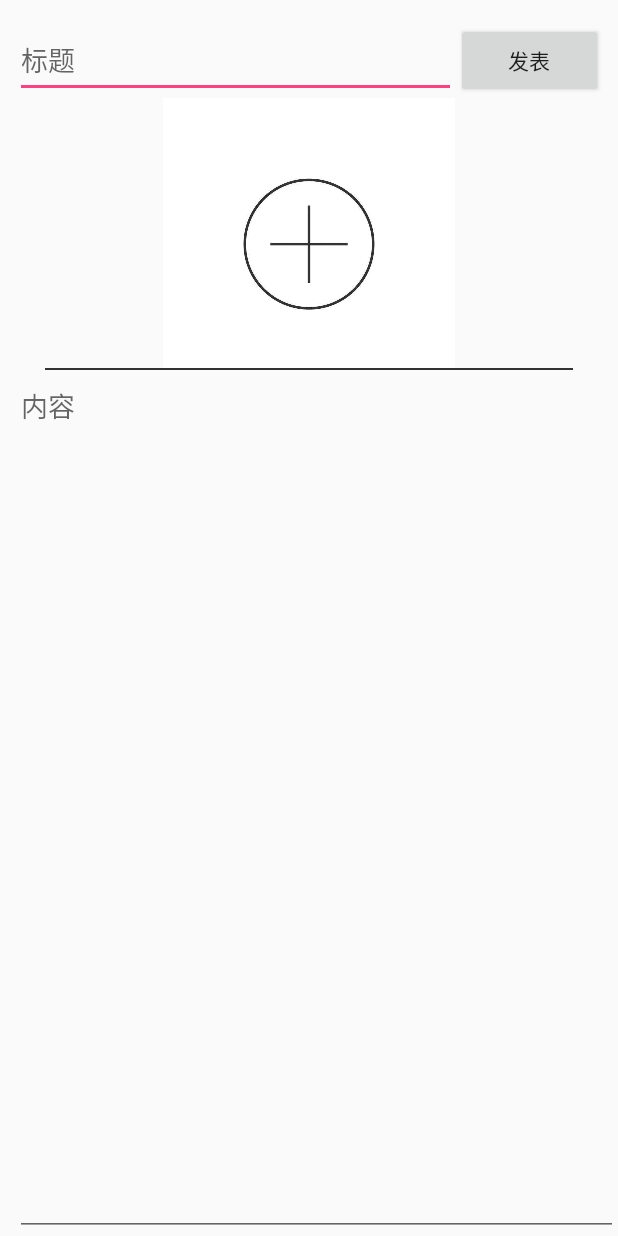
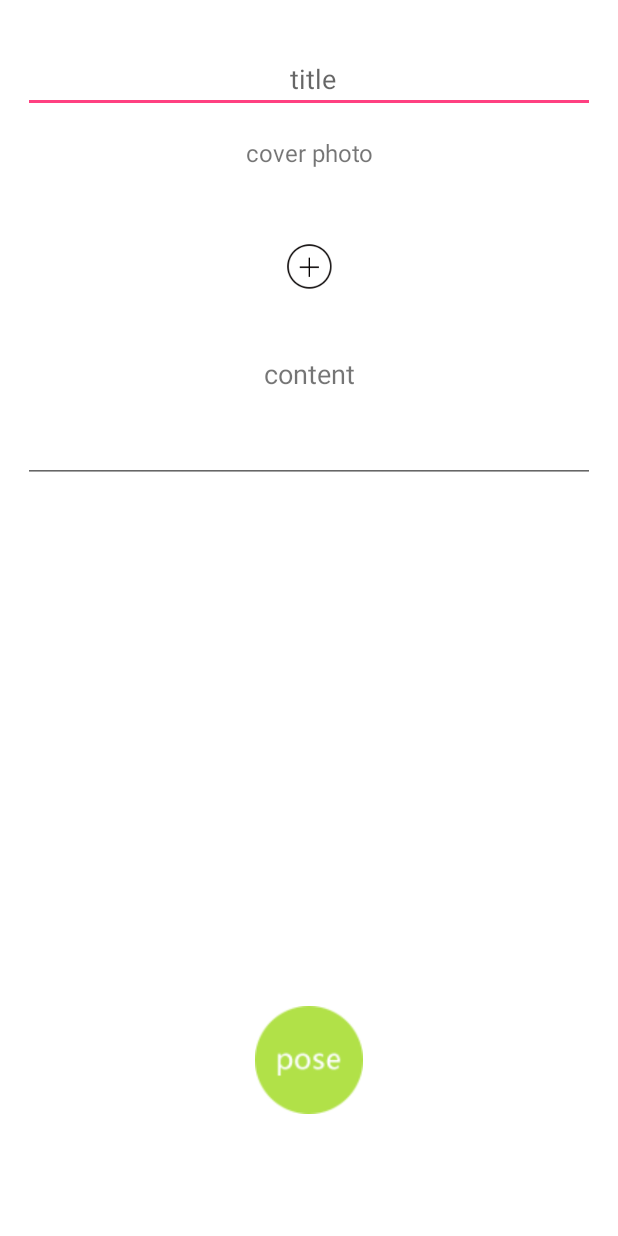
Before and after one commit to BookCrossingTeam/BookCrossingAPP, an Android app: the ReviewsEditActivity screen opened directly, with no data from a screen before it, on a phone screen of 412 x 824 dp. Run offline under Robolectric (Android 15) with nearby library versions, the light colour scheme and no system bars.

Commit message:
上传1.0(后台待完善

```diff
--- a/app/src/main/java/com/example/administrator/bookcrossingapp/activity/ReviewsEditActivity.java
+++ b/app/src/main/java/com/example/administrator/bookcrossingapp/activity/ReviewsEditActivity.java
@@ -19,6 +19,7 @@ public class ReviewsEditActivity extends AppCompatActivity {
     private Button btn_write;
     private String titleValue, contentValue;
     private Drawable.ConstantState coverValue;
+
 
     @Override
     protected void onCreate(Bundle savedInstanceState) {
@@ -54,7 +55,7 @@ public class ReviewsEditActivity extends AppCompatActivity {
                     Toast.makeText(ReviewsEditActivity.this, "请填写内容", Toast.LENGTH_SHORT).show();
                     return;
                 }
-                if (coverValue.equals(getResources().getDrawable(R.drawable.plus_sign).getConstantState()))
+                if (coverValue.equals(getResources().getDrawable(R.drawable.add_cover).getConstantState()))
                 {
                     Toast.makeText(ReviewsEditActivity.this, "请上传封面", Toast.LENGTH_SHORT).show();
                     return;
--- a/app/src/main/java/com/example/administrator/bookcrossingapp/fragment/ReviewsOwnFragment.java
+++ b/app/src/main/java/com/example/administrator/bookcrossingapp/fragment/ReviewsOwnFragment.java
@@ -66,16 +66,6 @@ public class ReviewsOwnFragment extends Fragment {
 
     }
 
-    private void initReviewListTest() {
-        String test = Integer.toString(userid);
-        for (int i = 0; i < 3; i++) {
-            ReviewItem reviewItem = new ReviewItem("我的：中国最美大学：中国海洋大学", "作者: "+test, null);
-            reviewlist.add(reviewItem);
-            ReviewItem reviewItem2 = new ReviewItem("我的：一起来海大看樱花吧", "作者：hhh", null);
-            reviewlist.add(reviewItem2);
-        }
-    }
-
     private void initReviewList(){
         new Thread(new Runnable() {
             @Override
@@ -83,7 +73,6 @@ public class ReviewsOwnFragment extends Fragment {
                 //发送请求
                 try {
                     OkHttpClient client = new OkHttpClient();
-                    //不懂这里为什么要加“”
                     RequestBody requestBody = new FormBody.Builder().add("userid", userid+"").build();
                     Request request = new Request.Builder().url("http://120.24.217.191/Book/APP/reviewOwn").post(requestBody).build();
                     Response response = client.newCall(request).execute();
@@ -142,6 +131,7 @@ public class ReviewsOwnFragment extends Fragment {
         btn_write.setVisibility(View.VISIBLE);
         btn_write.setOnClickListener(new View.OnClickListener() {
             @Override
+            //点击发表文章
             public void onClick(View view) {
                 Intent intent = new Intent(getActivity(),ReviewsEditActivity.class);
                 startActivity(intent);
--- a/app/src/main/res/layout/activity_reviews_edit.xml
+++ b/app/src/main/res/layout/activity_reviews_edit.xml
@@ -5,65 +5,86 @@
     android:layout_width="match_parent"
     android:layout_height="match_parent"
     android:orientation="vertical"
+    android:background="#fff"
     tools:context="com.example.administrator.bookcrossingapp.activity.ReviewsEditActivity">
 
    <LinearLayout
        android:layout_width="match_parent"
-        android:layout_height="match_parent"
-        android:orientation="vertical">
+       android:layout_height="0dp"
+       android:layout_weight="8"
+       android:orientation="vertical"
 
-        <LinearLayout
-            android:id="@+id/reviews_edit_frame"
-            android:layout_width="match_parent"
-            android:layout_height="50dp"
-            android:layout_marginTop="15dp"
-            android:orientation="horizontal">
-
+       android:id="@+id/layout_frame">
      <EditText
          android:id="@+id/reviews_edit_title"
-                android:layout_width="0dp"
-                android:layout_height="match_parent"
-                android:layout_marginLeft="10dp"
-                android:layout_weight="3"
+         android:layout_width="match_parent"
+         android:layout_height="wrap_content"
+         android:layout_gravity="center"
+         android:hint="title"
+         android:layout_marginRight="15dp"
+         android:layout_marginLeft="15dp"
+         android:paddingLeft="10dp"
+         android:textSize="18dp"
+         android:layout_marginTop="30dp"
+         android:gravity="center"/>
 
-                android:hint="标题" />
-
-            <Button
-                android:id="@+id/reviews_edit_write"
-                android:layout_width="0dp"
-                android:layout_height="match_parent"
-                android:layout_marginRight="10dp"
-                android:layout_weight="1"
-                android:text="发表" />
-
-        </LinearLayout>
+     <TextView
+         android:layout_width="match_parent"
+         android:layout_height="wrap_content"
+         android:layout_marginTop="15dp"
+         android:gravity="center"
+         android:textSize="16dp"
+         android:text="cover photo"/>
 
      <ImageView
          android:id="@+id/reviews_edit_cover"
          android:layout_width="match_parent"
-            android:layout_height="180dp"
-            android:layout_below="@+id/reviews_edit_content"
-            android:src="@drawable/plus_sign" />
+         android:layout_marginTop="4dp"
+         android:layout_marginLeft="20dp"
+         android:layout_marginRight="20dp"
+         android:layout_height="120dp"
+         android:src="@drawable/add_cover"/>
 
      <TextView
-            android:layout_width="fill_parent"
-            android:layout_height="1dp"
-            android:layout_marginLeft="30dp"
-            android:layout_marginRight="30dp"
-            android:background="#333333" />
+         android:layout_width="match_parent"
+         android:layout_height="wrap_content"
+         android:textSize="18dp"
+         android:gravity="center"
+         android:text="content"/>
 
      <EditText
          android:id="@+id/reviews_edit_content"
+         android:layout_marginTop="15dp"
          android:layout_width="match_parent"
-            android:layout_height="match_parent"
-            android:layout_below="@+id/reviews_edit_frame"
-            android:layout_marginLeft="10dp"
-            android:gravity="top"
-            android:hint="内容"
-            android:inputType="textMultiLine" />
+         android:layout_height="wrap_content"
+         android:layout_marginLeft="15dp"
+         android:layout_marginRight="15dp"
+         android:inputType="textMultiLine"
+         android:maxLines="5"
+         />
 
+   </LinearLayout>
+   <LinearLayout
+       android:layout_width="match_parent"
+       android:layout_height="wrap_content"
+       android:layout_weight="1"
+       android:layout_marginTop="20dp"
+       android:orientation="vertical"
+       >
+    <Button
+        android:id="@+id/reviews_edit_write"
+        android:layout_width="72dp"
+        android:layout_height="72dp"
+        android:layout_gravity="center"
+        android:background="@drawable/btn_review_pose"
+        />
 
    </LinearLayout>
 
 
+
+
+
+
+
 </LinearLayout>
```
Also changed, not shown: app/src/main/res/drawable/add_cover.png (added), app/src/main/res/drawable/btn_review_pose.png (added). Lines whose indentation alone changed are shown as unchanged.
